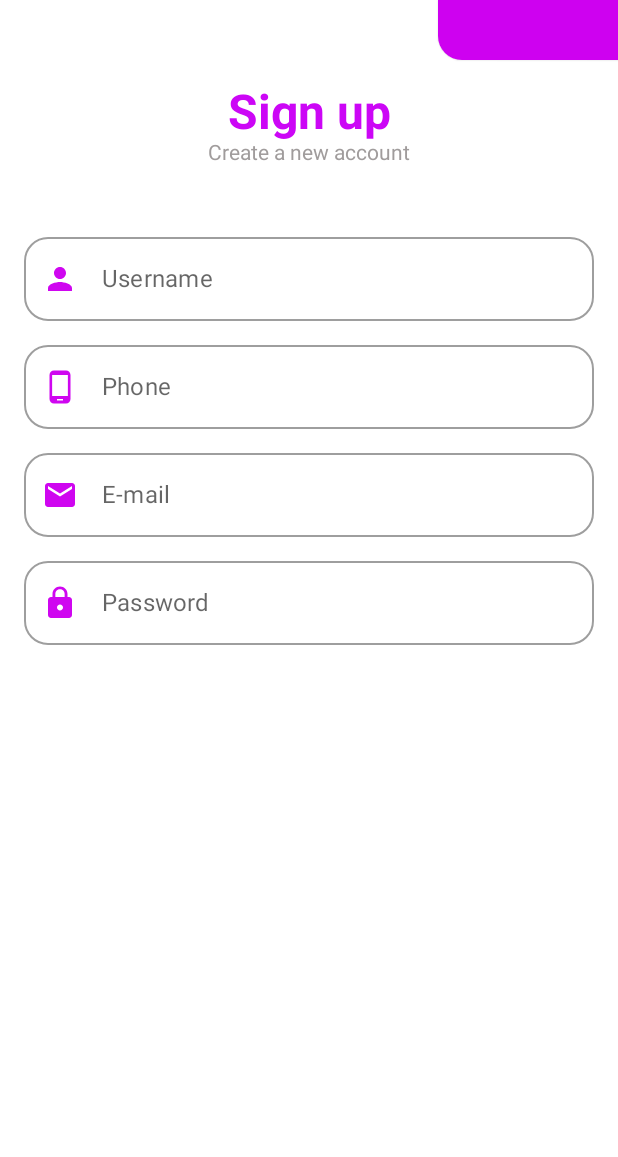
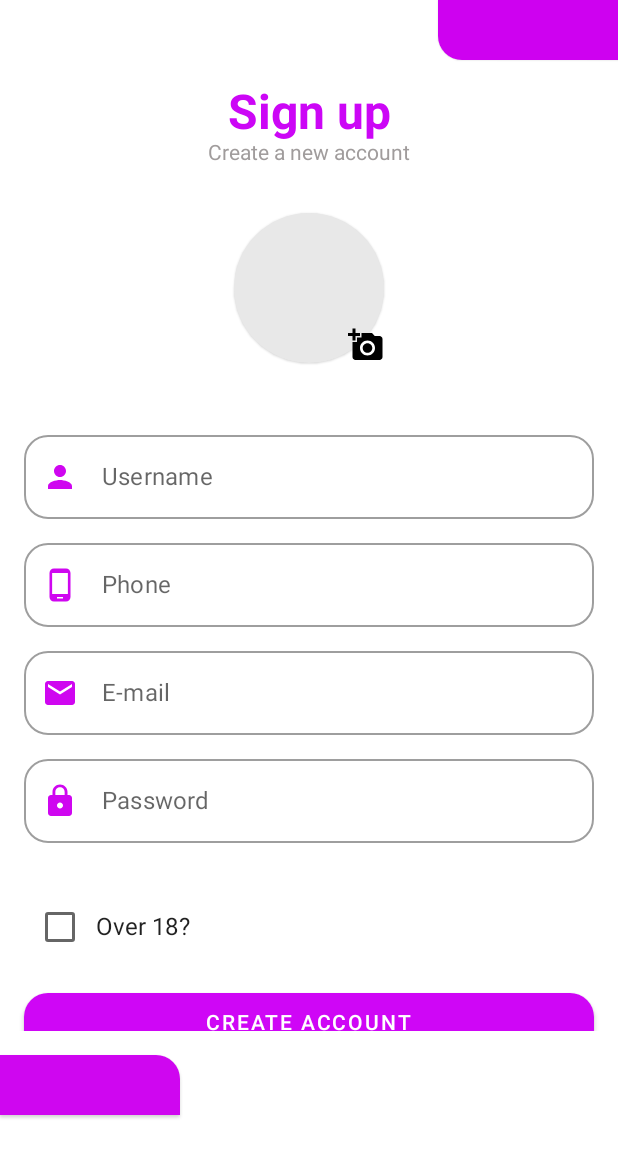
Before and after one commit to monica-rsilva/TripRoom, an Android app built with Jetpack Compose: the @Preview function DefaultPreview2, on a phone screen of 412 x 824 dp. Shown: the top 1157 px of the screen. Run offline under Robolectric (Android 15) with nearby library versions, the phone set to English and light mode, and no system bars.

```diff
--- a/app/src/main/java/br/senai/sp/jandira/triproom/gui/SignUpActivity.kt
+++ b/app/src/main/java/br/senai/sp/jandira/triproom/gui/SignUpActivity.kt
@@ -1,12 +1,21 @@
 package br.senai.sp.jandira.triproom.gui
 
 import android.os.Bundle
+//import android.widget.LinearLayout
 import androidx.activity.ComponentActivity
 import androidx.activity.compose.setContent
+import androidx.compose.foundation.Image
+//import androidx.compose.foundation.Image
 import androidx.compose.foundation.layout.*
+import androidx.compose.foundation.rememberScrollState
+import androidx.compose.foundation.shape.CircleShape
 import androidx.compose.foundation.shape.RoundedCornerShape
+import androidx.compose.foundation.verticalScroll
 import androidx.compose.material.*
+//import androidx.compose.material.icons.Icons
+//import androidx.compose.material.icons.filled.Place
 import androidx.compose.runtime.Composable
+//import androidx.compose.runtime.mutableStateOf
 import androidx.compose.ui.Alignment
 import androidx.compose.ui.Modifier
 import androidx.compose.ui.graphics.Color
@@ -17,6 +26,7 @@ import androidx.compose.ui.tooling.preview.Preview
 import androidx.compose.ui.unit.dp
 import androidx.compose.ui.unit.sp
 import br.senai.sp.jandira.triproom.R
+import br.senai.sp.jandira.triproom.components.BottomShape
 import br.senai.sp.jandira.triproom.ui.theme.TripRoomTheme
 
 class SignUpActivity : ComponentActivity() {
@@ -29,7 +39,7 @@ class SignUpActivity : ComponentActivity() {
                     modifier = Modifier.fillMaxSize(),
                     color = MaterialTheme.colors.background
                 ) {
-                    SingupScreen()
+                    SingUpScreen()
                 }
             }
         }
@@ -37,55 +47,87 @@ class SignUpActivity : ComponentActivity() {
 }
 
 @Composable
-fun SingupScreen() {
+fun SingUpScreen() {
 
     Column(modifier = Modifier.fillMaxSize()) {
-        Row(modifier = Modifier.fillMaxWidth(),
-            horizontalArrangement = Arrangement.End) {
-            Card(modifier = Modifier
+        Row(
+            modifier = Modifier.fillMaxWidth(),
+            horizontalArrangement = Arrangement.End
+        ) {
+            Card(
+                modifier = Modifier
                     .width(120.dp)
                     .height(40.dp),
                 shape = RoundedCornerShape(bottomStart = 16.dp),
-                backgroundColor =  Color(206,1,240)
+                backgroundColor = Color(206, 1, 240)
             ) {
 
             }
         }
 
-        Column(modifier = Modifier
+        Column(
+            modifier = Modifier
                 .fillMaxWidth()
                 .padding(16.dp),
             horizontalAlignment = Alignment.CenterHorizontally
         ) {
-            Text(text = stringResource(id = R.string.button_sign_up),
+            Text(
+                text = stringResource(id = R.string.button_sign_up),
                 fontSize = 32.sp,
                 fontWeight = FontWeight.Bold,
-                color = Color(204,6,246)
+                color = Color(204, 6, 246)
             )
-            Text(text = stringResource(id = R.string.text_create),
-            fontSize = 14.sp, color = Color(160,156,156)
+            Text(
+                text = stringResource(id = R.string.text_create),
+                fontSize = 14.sp, color = Color(160, 156, 156)
+            )
+            Spacer(modifier = Modifier.height(32.dp))
+            Box(
+                modifier = Modifier.size(100.dp),
+                contentAlignment = Alignment.BottomEnd
+            ) {
+                Card(
+                    modifier = Modifier
+                        .size(100.dp)
+                        .align(Alignment.BottomEnd)
+                        .offset(x = 0.dp, y = 0.dp),
+                    shape = CircleShape,
+                    backgroundColor = Color(232, 232, 232, 255)
+                ) {
+//                    Image(painter = painterResource(id = ), contentDescription = )
+                }
+                Image(
+                    painter = painterResource(id = R.drawable.photo_24),
+                    contentDescription = null,
+                    modifier = Modifier.align(Alignment.BottomEnd)
                 )
             }
+        }
 
-        Column(modifier = Modifier
+        Column(
+            modifier = Modifier
                 .fillMaxWidth()
                 .padding(16.dp),
             horizontalAlignment = Alignment.End
         ) {
             Spacer(modifier = Modifier.height(8.dp))
 
+            Column(
+                modifier = Modifier.height(405.dp)
+                            .verticalScroll(rememberScrollState())
+            ) {
                 OutlinedTextField(
                     value = "", onValueChange = {},
                     modifier = Modifier.fillMaxWidth(),
                     shape = RoundedCornerShape(16.dp),
                     label = {
-                    Text(text = stringResource(id = R.string.user_name ))
+                        Text(text = stringResource(id = R.string.user_name))
                     },
                     leadingIcon = {
                         Icon(
                             painter = painterResource(id = R.drawable.person_24),
                             contentDescription = stringResource(id = R.string.email_description),
-                        tint = Color(207,6,240)
+                            tint = Color(207, 6, 240)
                         )
                     }
                 )
@@ -97,13 +139,13 @@ fun SingupScreen() {
                     modifier = Modifier.fillMaxWidth(),
                     shape = RoundedCornerShape(16.dp),
                     label = {
-                    Text(text = stringResource(id = R.string.phone ))
+                        Text(text = stringResource(id = R.string.phone))
                     },
                     leadingIcon = {
                         Icon(
                             painter = painterResource(id = R.drawable.android_24),
                             contentDescription = stringResource(id = R.string.phone_description),
-                        tint = Color(207,6,240)
+                            tint = Color(207, 6, 240)
                         )
                     }
                 )
@@ -121,7 +163,7 @@ fun SingupScreen() {
                         Icon(
                             painter = painterResource(id = R.drawable.email_24),
                             contentDescription = stringResource(id = R.string.email_description),
-                        tint = Color(207,6,240)
+                            tint = Color(207, 6, 240)
                         )
                     }
                 )
@@ -139,12 +181,36 @@ fun SingupScreen() {
                         Icon(
                             painter = painterResource(id = R.drawable.lock_24),
                             contentDescription = stringResource(id = R.string.password_description),
-                        tint = Color(207,6,240)
+                            tint = Color(207, 6, 240)
                         )
                     }
                 )
+                Spacer(modifier = Modifier.height(32.dp))
+                Row(
+                    modifier = Modifier.fillMaxWidth(),
+                    verticalAlignment = Alignment.CenterVertically
+                ) {
+                    Checkbox(checked = false, onCheckedChange = {})
+                    Text(text = stringResource(id = R.string.over_18))
+                }
+                Spacer(modifier = Modifier.height(16.dp))
+                Button(
+                    onClick = { /*TODO*/ },
+                    modifier = Modifier.fillMaxWidth(),
+                    shape = RoundedCornerShape(16.dp),
+                    colors = ButtonDefaults.buttonColors(Color(207,6,246))
+                ) {
+                    Text(
+                        text = "CREATE ACCOUNT",
+                        modifier = Modifier.padding(4.dp),
+                        color = Color.White
+                    )
+                }
+            }
 
-//            Checkbox(checked = true, onCheckedChange = )
+        }
+        Row(modifier = Modifier.fillMaxWidth()) {
+            BottomShape()
         }
     }
 
@@ -154,6 +220,6 @@ fun SingupScreen() {
 @Composable
 fun DefaultPreview2() {
     TripRoomTheme {
-        SingupScreen()
+        SingUpScreen()
     }
 }
--- /dev/null
+++ b/app/src/main/res/drawable/photo_24.xml
@@ -0,0 +1,5 @@
+<vector android:height="24dp" android:tint="#000000"
+    android:viewportHeight="24" android:viewportWidth="24"
+    android:width="24dp" xmlns:android="http://schemas.android.com/apk/res/android">
+    <path android:fillColor="@android:color/white" android:pathData="M3,4V1h2v3h3v2H5v3H3V6H0V4H3zM6,10V7h3V4h7l1.83,2H21c1.1,0 2,0.9 2,2v12c0,1.1 -0.9,2 -2,2H5c-1.1,0 -2,-0.9 -2,-2V10H6zM13,19c2.76,0 5,-2.24 5,-5s-2.24,-5 -5,-5s-5,2.24 -5,5S10.24,19 13,19zM9.8,14c0,1.77 1.43,3.2 3.2,3.2s3.2,-1.43 3.2,-3.2s-1.43,-3.2 -3.2,-3.2S9.8,12.23 9.8,14z"/>
+</vector>
--- a/app/src/main/res/values/strings.xml
+++ b/app/src/main/res/values/strings.xml
@@ -16,4 +16,5 @@
     <string name="user_name">Username</string>
     <string name="phone">Phone</string>
     <string name="title_activity_navigation">NavigationActivity</string>
+    <string name="over_18">Over 18?</string>
 </resources>
```
Also changed, not shown: app/build.gradle (+7 -0 lines), app/src/main/AndroidManifest.xml (+4 -4 lines), app/src/main/java/br/senai/sp/jandira/triproom/components/ColorMagenta.kt (deleted, +0 -8 lines), app/src/main/java/br/senai/sp/jandira/triproom/gui/MainActivity.kt (+4 -4 lines), app/src/main/java/br/senai/sp/jandira/triproom/model/User.kt (added, +15 -0 lines). Lines whose indentation alone changed are shown as unchanged.
